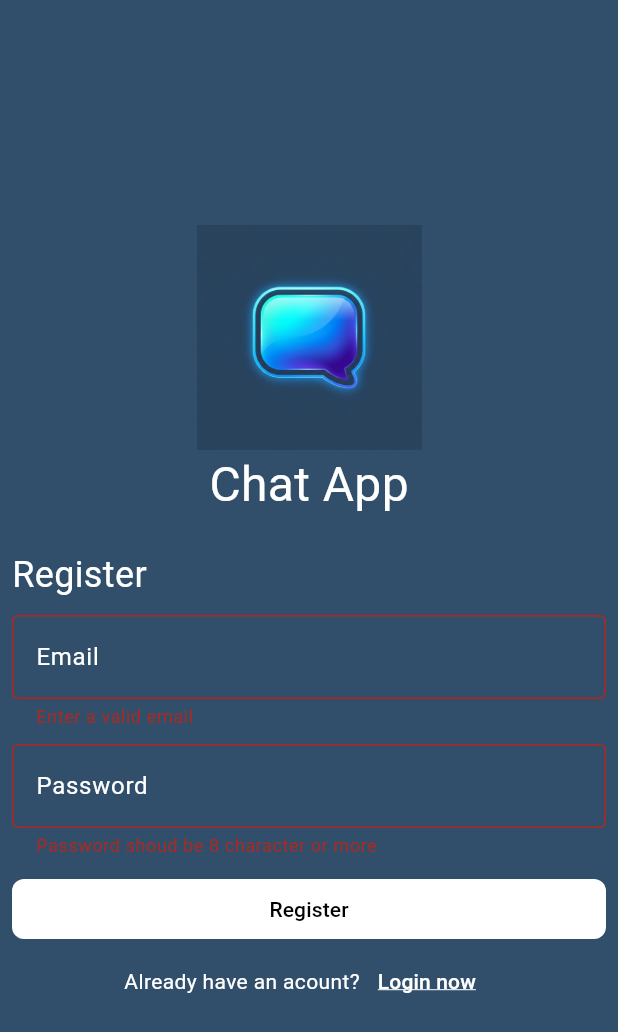
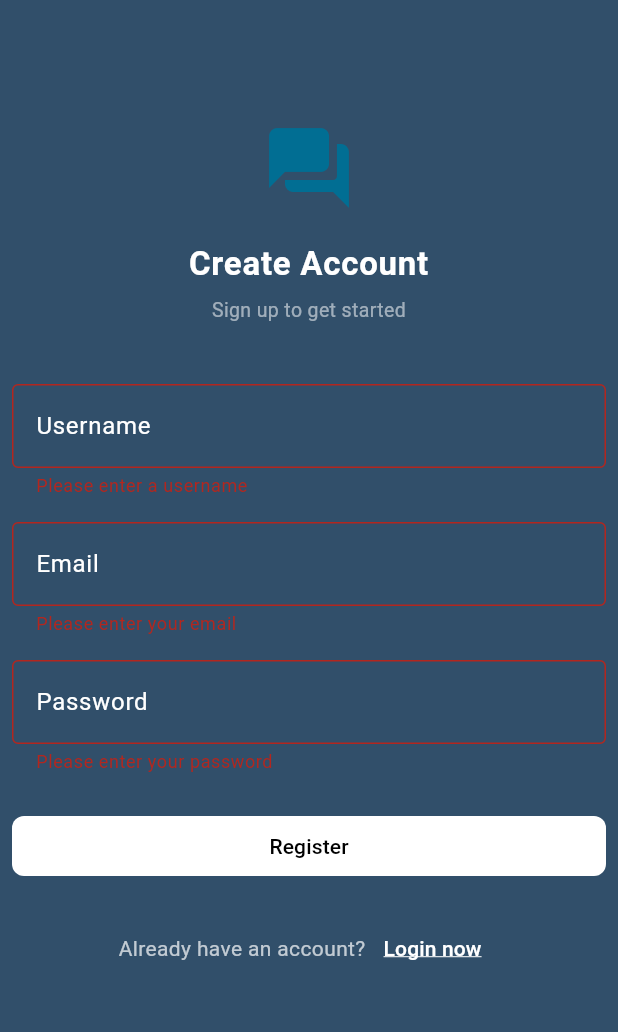
Before and after one commit to khaledgomah/chatting_app, a Flutter app: the RegisterView screen opened by its route, after a tap on "Register", on a phone screen of 412 x 824 dp. Shown: the top 1032 px of the screen. Run offline on Flutter 3.47's test engine with Material 3 defaults, Android fonts, the phone set to English and light mode, and no system bars; drawn by our look-alikes of modal_progress_hud_nsn; our stand-ins replace cloud_firestore, firebase_auth, firebase_core; accounts and stored records are empty.

Commit message:
feat: add username field on signup and redirect login/register to users list

```diff
--- a/lib/views/register_view.dart
+++ b/lib/views/register_view.dart
@@ -1,13 +1,13 @@
 import 'dart:developer';
 import 'package:chatting_app/constants.dart';
 import 'package:chatting_app/helper/snack_bar.dart';
-import 'package:chatting_app/views/chat_view.dart';
+import 'package:chatting_app/views/users_view.dart';
 import 'package:chatting_app/widgets/custom_text_button.dart';
 import 'package:chatting_app/widgets/custom_text_form_field.dart';
 import 'package:chatting_app/widgets/main_button.dart';
+import 'package:cloud_firestore/cloud_firestore.dart';
 import 'package:firebase_auth/firebase_auth.dart';
 import 'package:flutter/material.dart';
-import 'package:modal_progress_hud_nsn/modal_progress_hud_nsn.dart';
 
 class RegisterView extends StatefulWidget {
   const RegisterView({super.key});
@@ -18,6 +18,8 @@ class RegisterView extends StatefulWidget {
 }
 
 class _RegisterViewState extends State<RegisterView> {
+  String username = '';
+
   String email = '';
 
   String password = '';
@@ -33,58 +35,70 @@ class _RegisterViewState extends State<RegisterView> {
       body: Form(
         key: formKey,
         child: Padding(
-          padding: const EdgeInsets.symmetric(horizontal: 8.0),
-          child: ModalProgressHUD(
-            inAsyncCall: isLoading,
-            opacity: 0.6,
-            color: kPrimaryColor,
-            progressIndicator: const Center(
-              child: Card(
-                elevation: 10,
-                color: Color(0xff1b2e3f),
-                shape: RoundedRectangleBorder(
-                  borderRadius: BorderRadius.all(Radius.circular(16)),
-                ),
-                child: Padding(
-                  padding: EdgeInsets.all(24.0),
-                  child: CircularProgressIndicator(
-                    color: kSecondryColor,
-                    strokeWidth: 4,
-                  ),
-                ),
-              ),
-            ),
+          padding: kViewPadding,
           child: ListView(
             children: [
               const SizedBox(
-                  height: 150,
+                height: 80,
               ),
-                Image.asset(
-                  height: 150,
-                  'assets/images/logo.png',
-                ),
-                const Row(
-                  mainAxisAlignment: MainAxisAlignment.center,
-                  children: [
-                    Text(
-                      'Chat App',
-                      style: TextStyle(fontSize: 32, color: Colors.white),
-                    ),
-                  ],
+              const Icon(
+                Icons.forum_rounded,
+                size: 64,
+                color: kSecondryColor,
               ),
               const SizedBox(
-                  height: 20,
+                height: 16,
               ),
               const Text(
-                  'Register',
-                  style: TextStyle(fontSize: 24, color: Colors.white),
+                'Create Account',
+                textAlign: TextAlign.center,
+                style: TextStyle(
+                    color: Colors.white,
+                    fontSize: 22,
+                    fontWeight: FontWeight.bold,
+                    letterSpacing: 0.5),
               ),
               const SizedBox(
-                  height: 10,
+                height: 6,
+              ),
+              const Text(
+                'Sign up to get started',
+                textAlign: TextAlign.center,
+                style: TextStyle(
+                    color: Colors.white54,
+                    fontSize: 13,
+                    fontWeight: FontWeight.normal),
+              ),
+              const SizedBox(
+                height: 40,
               ),
               CustomTextFormField(
+                prefixIcon: Icons.person_rounded,
+                keyboardType: TextInputType.name,
+                textInputAction: TextInputAction.next,
                 validator: (data) {
-                    if (!data!.endsWith('.com')) {
+                  if (data == null || data.trim().isEmpty) {
+                    return 'Please enter a username';
+                  }
+                  return null;
+                },
+                labelText: 'Username',
+                onChanged: (data) {
+                  username = data;
+                },
+              ),
+              const SizedBox(
+                height: 16,
+              ),
+              CustomTextFormField(
+                prefixIcon: Icons.email_rounded,
+                keyboardType: TextInputType.emailAddress,
+                textInputAction: TextInputAction.next,
+                validator: (data) {
+                  if (data == null || data.trim().isEmpty) {
+                    return 'Please enter your email';
+                  }
+                  if (!data.endsWith('.com')) {
                     return 'Enter a valid email';
                   }
                   return null;
@@ -96,61 +110,54 @@ class _RegisterViewState extends State<RegisterView> {
                 },
               ),
               const SizedBox(
-                  height: 10,
+                height: 16,
               ),
               CustomTextFormField(
+                prefixIcon: Icons.lock_rounded,
+                obscureText: true,
+                keyboardType: TextInputType.visiblePassword,
+                textInputAction: TextInputAction.done,
                 validator: (data) {
-                      if (data!.length < 8) {
-                        return 'Password shoud be 8 character or more';
+                  if (data == null || data.trim().isEmpty) {
+                    return 'Please enter your password';
+                  }
+                  if (data.length < 8) {
+                    return 'Password should be 8 characters or more';
                   }
                   return null;
                 },
-                    obscureText: true,
+                onFieldSubmitted: (data) {
+                  registerUser();
+                },
                 labelText: 'Password',
                 onChanged: (data) {
                   password = data;
-                    }),
+                },
+              ),
               const SizedBox(
-                  height: 10,
+                height: 24,
               ),
-                MainButton(
+              isLoading
+                  ? const Center(
+                      child: CircularProgressIndicator(
+                        color: Colors.white,
+                      ),
+                    )
+                  : MainButton(
                       text: 'Register',
-                  onPressed: () async {
-                    if (formKey!.currentState!.validate()) {
-                      try {
-                        setState(() {
-                          isLoading = true;
-                        });
-                        await register();
-                        Navigator.pushNamedAndRemoveUntil(context, ChatView.id,
-                            (Route<dynamic> route) => false,
-                            arguments: email);
-                      } on FirebaseAuthException catch (e) {
-                        if (e.code == 'weak-password') {
-                          showSnackBar(
-                              context, 'The password provided is too weak.');
-                        } else if (e.code == 'email-already-in-use') {
-                          showSnackBar(context,
-                              'The account already exists for that email.');
-                        } else {
-                          showSnackBar(context, e.code);
-                        }
-                      } catch (e) {
-                        showSnackBar(context, 'An unexpected error occurred.');
-                      } finally {
-                        setState(() {
-                          isLoading = false;
-                        });
-                      }
-                    }
+                      onPressed: () {
+                        registerUser();
                       },
+                    ),
+              const SizedBox(
+                height: 20,
               ),
               Row(
                 mainAxisAlignment: MainAxisAlignment.center,
                 children: [
                   const Text(
-                      "Already have an acount?",
-                      style: TextStyle(color: Colors.white),
+                    "Already have an account?",
+                    style: TextStyle(color: Colors.white70, fontSize: 14),
                   ),
                   CustomTextButton(
                     onTap: () {
@@ -164,7 +171,6 @@ class _RegisterViewState extends State<RegisterView> {
           ),
         ),
       ),
-      ),
     );
   }
 
@@ -173,5 +179,37 @@ class _RegisterViewState extends State<RegisterView> {
       email: email,
       password: password,
     );
+    await FirebaseFirestore.instance.collection('users').doc(email).set({
+      'username': username,
+      'email': email,
+    });
+  }
+
+  Future<void> registerUser() async {
+    if (formKey!.currentState!.validate()) {
+      try {
+        setState(() {
+          isLoading = true;
+        });
+        await register();
+        Navigator.pushNamedAndRemoveUntil(
+            context, UsersView.id, (Route<dynamic> route) => false,
+            arguments: email);
+      } on FirebaseAuthException catch (e) {
+        if (e.code == 'weak-password') {
+          showSnackBar(context, 'The password provided is too weak.');
+        } else if (e.code == 'email-already-in-use') {
+          showSnackBar(context, 'The account already exists for that email.');
+        } else {
+          showSnackBar(context, e.message ?? e.code);
+        }
+      } catch (e) {
+        showSnackBar(context, 'An unexpected error occurred.');
+      } finally {
+        setState(() {
+          isLoading = false;
+        });
       }
     }
+  }
+}
```
Also changed, not shown: lib/views/login_view.dart (+103 -72 lines). Lines whose indentation alone changed are shown as unchanged.
